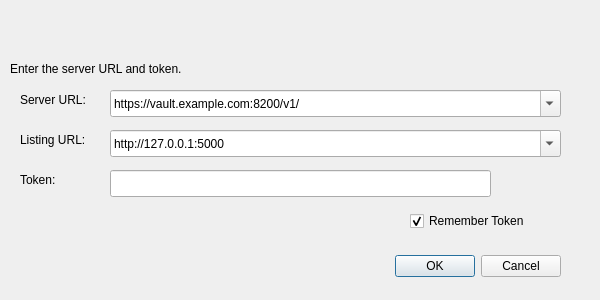
Qt form vaultkee/ui/login.ui (ShadowApex/vaultkee) before a commit.
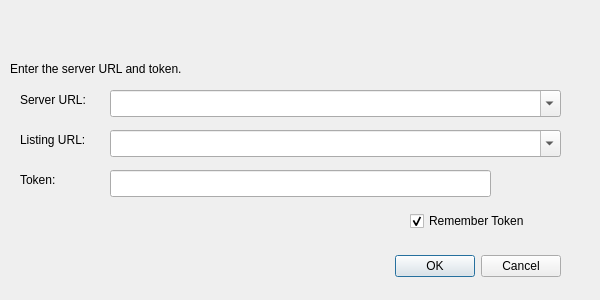
The same form after that commit. Icons and pictures are not drawn.

Commit message: Add url cache to save different vault and listing servers

What changed in the file:
```diff
--- a/vaultkee/ui/login.ui
+++ b/vaultkee/ui/login.ui
@@ -153,11 +153,6 @@
    <property name="editable">
     <bool>true</bool>
    </property>
-   <item>
-    <property name="text">
-     <string>https://vault.example.com:8200/v1/</string>
-    </property>
-   </item>
   </widget>
   <widget class="QCheckBox" name="saveLoginCheckbox">
    <property name="geometry">
@@ -203,11 +198,6 @@
    <property name="editable">
     <bool>true</bool>
    </property>
-   <item>
-    <property name="text">
-     <string>http://127.0.0.1:5000</string>
-    </property>
-   </item>
   </widget>
  </widget>
  <resources/>
```
The commit also changes 4 other files.
